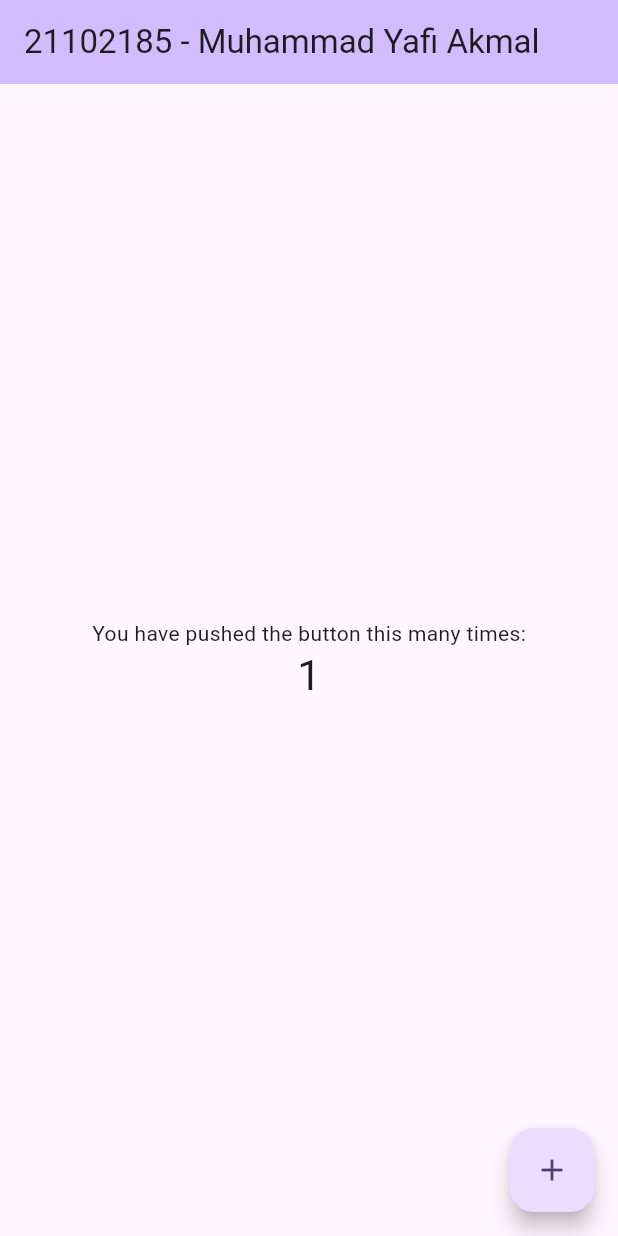
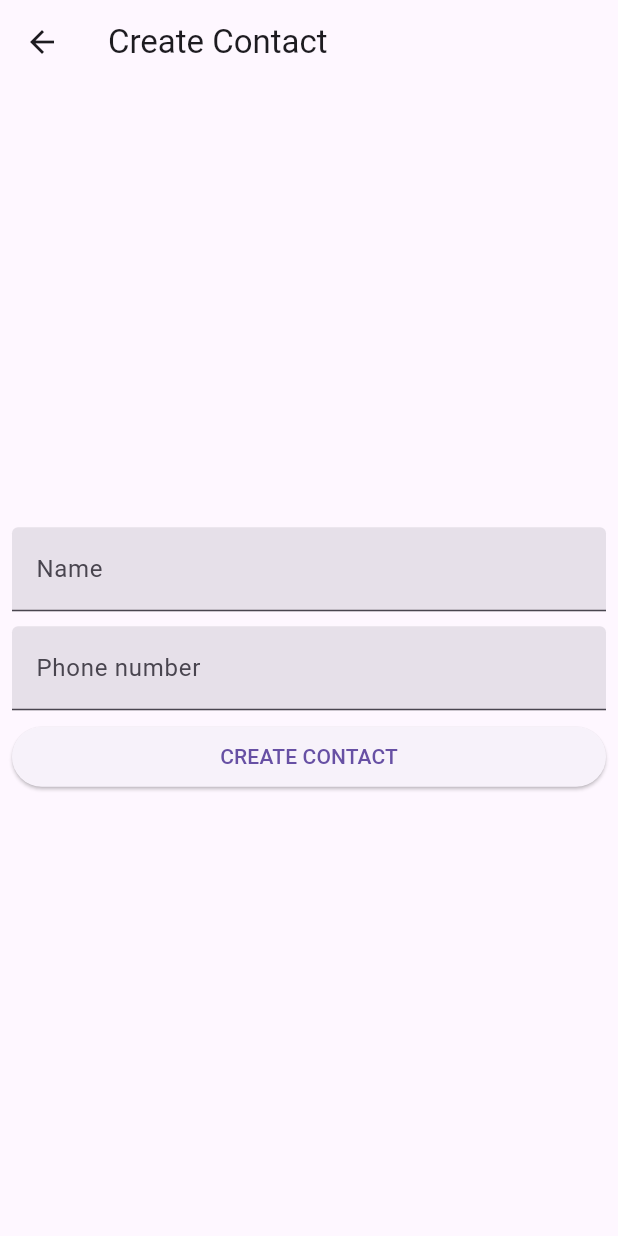
Before and after one commit to Yafiakmal/21102185_s1if-09-ti1_ppb2324-2, a Flutter app: the screen it shows after launch, after a tap on the "add" icon, on a phone screen of 412 x 824 dp. Run offline on Flutter 3.47's test engine with Material 3 defaults, Android fonts, the phone set to English and light mode, and no system bars; our stand-ins replace bloc, equatable, flutter_bloc.

Commit message:
menambahkan kodingan sesuai modul, kemudian melakukan build apk

```diff
--- /dev/null
+++ b/praktikum_1/lib/bloc/contact_cubit.dart
@@ -0,0 +1,35 @@
+import 'package:bloc/bloc.dart';
+import 'package:equatable/equatable.dart';
+import 'package:meta/meta.dart';
+import '../model/users.dart';
+part 'contact_state.dart';
+
+class ContactCubit extends Cubit<ContactState> {
+  ContactCubit() : super(ContactInitial());
+
+  List<User> user = [];
+
+  void addContact({
+    required String username,
+    required int number
+  }) {
+    emit(ContactInitial());
+    user.add(
+      User(name: username, number: number));
+      emit(ContactLoading());
+      Future.delayed(const Duration(seconds: 3),
+      () => emit(ContactLoaded(user: user)));
+    }
+
+  void removeUser({
+    required int index
+  }) {
+    emit(ContactInitial());
+    user.removeAt(index);
+    if (user.isEmpty) {
+      emit(ContactInitial());
+    } else {
+      emit(ContactLoaded(user: user));
+    }
+    }
+}
--- /dev/null
+++ b/praktikum_1/lib/bloc/contact_state.dart
@@ -0,0 +1,20 @@
+part of 'contact_cubit.dart';
+
+
+@immutable
+abstract class ContactState extends Equatable{
+  const ContactState();
+  @override
+  List<User> get props => [];
+}
+
+class ContactInitial extends ContactState {}
+class ContactLoading extends ContactState {}
+class ContactLoaded extends ContactState {
+  final List<User> user;
+  const ContactLoaded({required this.user});
+
+  @override
+  List<User> get props => user;
+}
+class ContactFailed extends ContactState {}
--- a/praktikum_1/lib/main.dart
+++ b/praktikum_1/lib/main.dart
@@ -1,125 +1,35 @@
 import 'package:flutter/material.dart';
+import 'package:bloc/bloc.dart';
+import 'package:equatable/equatable.dart';
+import 'package:flutter_bloc/flutter_bloc.dart';
+import 'package:praktikum_1/bloc/contact_cubit.dart';
+import 'package:praktikum_1/views/home_screen.dart';
 
 void main() {
   runApp(const MyApp());
 }
 
+
 class MyApp extends StatelessWidget {
-  const MyApp({super.key});
 
-  // This widget is the root of your application.
-  @override
-  Widget build(BuildContext context) {
-    return MaterialApp(
-      title: 'Flutter Demo',
-      theme: ThemeData(
-        // This is the theme of your application.
-        //
-        // TRY THIS: Try running your application with "flutter run". You'll see
-        // the application has a purple toolbar. Then, without quitting the app,
-        // try changing the seedColor in the colorScheme below to Colors.green
-        // and then invoke "hot reload" (save your changes or press the "hot
-        // reload" button in a Flutter-supported IDE, or press "r" if you used
-        // the command line to start the app).
-        //
-        // Notice that the counter didn't reset back to zero; the application
-        // state is not lost during the reload. To reset the state, use hot
-        // restart instead.
-        //
-        // This works for code too, not just values: Most code changes can be
-        // tested with just a hot reload.
-        colorScheme: ColorScheme.fromSeed(seedColor: Colors.deepPurple),
-        useMaterial3: true,
-      ),
-      home: const MyHomePage(title: '21102185 - Muhammad Yafi Akmal'),
-    );
-  }
-}
-
-class MyHomePage extends StatefulWidget {
-  const MyHomePage({super.key, required this.title});
-
-  // This widget is the home page of your application. It is stateful, meaning
-  // that it has a State object (defined below) that contains fields that affect
-  // how it looks.
-
-  // This class is the configuration for the state. It holds the values (in this
-  // case the title) provided by the parent (in this case the App widget) and
-  // used by the build method of the State. Fields in a Widget subclass are
-  // always marked "final".
-
-  final String title;
-
-  @override
-  State<MyHomePage> createState() => _MyHomePageState();
-}
-
-class _MyHomePageState extends State<MyHomePage> {
-  int _counter = 0;
-
-  void _incrementCounter() {
-    setState(() {
-      // This call to setState tells the Flutter framework that something has
-      // changed in this State, which causes it to rerun the build method below
-      // so that the display can reflect the updated values. If we changed
-      // _counter without calling setState(), then the build method would not be
-      // called again, and so nothing would appear to happen.
-      _counter++;
-    });
-  }
+  const MyApp({Key? key}) : super(key: key);
 
   @override
   Widget build(BuildContext context) {
-    // This method is rerun every time setState is called, for instance as done
-    // by the _incrementCounter method above.
-    //
-    // The Flutter framework has been optimized to make rerunning build methods
-    // fast, so that you can just rebuild anything that needs updating rather
-    // than having to individually change instances of widgets.
-    return Scaffold(
-      appBar: AppBar(
-        // TRY THIS: Try changing the color here to a specific color (to
-        // Colors.amber, perhaps?) and trigger a hot reload to see the AppBar
-        // change color while the other colors stay the same.
-        backgroundColor: Theme.of(context).colorScheme.inversePrimary,
-        // Here we take the value from the MyHomePage object that was created by
-        // the App.build method, and use it to set our appbar title.
-        title: Text(widget.title),
+
+    return MultiBlocProvider(
+
+      providers: [
+        BlocProvider(
+          create: (context) => ContactCubit(),
+        ),
+      ],
+      child: const MaterialApp(
+        home: HomeScreen(),
       ),
-      body: Center(
-        // Center is a layout widget. It takes a single child and positions it
-        // in the middle of the parent.
-        child: Column(
-          // Column is also a layout widget. It takes a list of children and
-          // arranges them vertically. By default, it sizes itself to fit its
-          // children horizontally, and tries to be as tall as its parent.
-          //
-          // Column has various properties to control how it sizes itself and
-          // how it positions its children. Here we use mainAxisAlignment to
-          // center the children vertically; the main axis here is the vertical
-          // axis because Columns are vertical (the cross axis would be
-          // horizontal).
-          //
-          // TRY THIS: Invoke "debug painting" (choose the "Toggle Debug Paint"
-          // action in the IDE, or press "p" in the console), to see the
-          // wireframe for each widget.
-          mainAxisAlignment: MainAxisAlignment.center,
-          children: <Widget>[
-            const Text(
-              'You have pushed the button this many times:',
-            ),
-            Text(
-              '$_counter',
-              style: Theme.of(context).textTheme.headlineMedium,
-            ),
-          ],
-        ),
-      ),
-      floatingActionButton: FloatingActionButton(
-        onPressed: _incrementCounter,
-        tooltip: 'Increment',
-        child: const Icon(Icons.add),
-      ), // This trailing comma makes auto-formatting nicer for build methods.
+
     );
+
   }
+
 }
--- /dev/null
+++ b/praktikum_1/lib/model/users.dart
@@ -0,0 +1,8 @@
+class User {
+  String name;
+  int number;
+  User({
+    required this.name,
+    required this.number,
+  });
+}
--- /dev/null
+++ b/praktikum_1/lib/views/add_contact_screen.dart
@@ -0,0 +1,101 @@
+import 'package:flutter/material.dart';
+import 'package:flutter_bloc/flutter_bloc.dart';
+import '../bloc/contact_cubit.dart';
+import 'home_screen.dart';
+
+class AddContactScreen extends StatefulWidget {
+  const AddContactScreen({Key? key}) : super(key: key);
+
+  @override
+  State<AddContactScreen> createState() => _AddContactScreenState();
+}
+
+class _AddContactScreenState extends State<AddContactScreen> {
+  final _formKey = GlobalKey<FormState>();
+  TextEditingController username = TextEditingController();
+  TextEditingController phoneNumber = TextEditingController();
+
+  @override
+  void dispose() {
+    username.dispose();
+    phoneNumber.dispose();
+    super.dispose();
+  }
+
+  @override
+  Widget build(BuildContext context) {
+    return Scaffold(
+      appBar: AppBar(
+        title: const Text('Create Contact'),
+      ),
+      body: Padding(
+        padding: const EdgeInsets.all(8.0),
+        child: BlocBuilder<ContactCubit, ContactState>(
+          builder: (context, state) {
+            return Form(
+              key: _formKey,
+              child: Column(
+                mainAxisAlignment: MainAxisAlignment.center,
+                children: [
+                  TextFormField(
+                    controller: username,
+                    decoration: const InputDecoration(
+                        filled: true, hintText: 'Name', labelText: 'Name'),
+                    validator: (value) {
+                      if (value == null || value.isEmpty) {
+                        return 'Add Name Properly';
+                      }
+                      return null;
+                    },
+                  ),
+                  const SizedBox(
+                    height: 10.0,
+                  ),
+                  TextFormField(
+                    controller: phoneNumber,
+                    keyboardType: TextInputType.number,
+                    decoration: const InputDecoration(
+                        filled: true,
+                        hintText: 'Phone number',
+                        labelText: 'Phone number'),
+                    validator: (value) {
+                      if (value == null || value.isEmpty) {
+                        return 'Add Phone Number Properly';
+                      }
+                      return null;
+                    },
+                  ),
+                  const SizedBox(
+                    height: 7.0,
+                  ),
+                  SizedBox(
+                    width: double.infinity,
+                    child: ElevatedButton(
+                      onPressed: () {
+                        if (_formKey.currentState!.validate()) {
+                          context.read<ContactCubit>().addContact(
+                                username: username.text,
+                                number: int.parse(phoneNumber.text),
+                              );
+                          ScaffoldMessenger.of(context).showSnackBar(
+                            const SnackBar(content: Text('Added Contact')),
+                          );
+                          Navigator.pushAndRemoveUntil(
+                              context,
+                              MaterialPageRoute(
+                                  builder: (context) => const HomeScreen()),
+                              (route) => false);
+                        }
+                      },
+                      child: const Text('CREATE CONTACT'),
+                    ),
+                  ),
+                ],
+              ),
+            );
+          },
+        ),
+      ),
+    );
+  }
+}
--- /dev/null
+++ b/praktikum_1/lib/views/home_screen.dart
@@ -0,0 +1,23 @@
+import 'package:flutter/material.dart';
+import 'package:praktikum_1/views/add_contact_screen.dart';
+
+class HomeScreen extends StatelessWidget {
+  const HomeScreen({Key? key}) : super(key: key);
+
+  @override Widget build(BuildContext context) {
+    return Scaffold(
+      appBar: AppBar(
+        title: const Text('Home'),
+      ),
+      floatingActionButton: FloatingActionButton(
+        onPressed:(){
+           Navigator.push(
+            context,
+            MaterialPageRoute(
+              builder: (context) => const AddContactScreen()));
+        },
+        child: const Icon(Icons.add),
+      ),
+    );
+  }
+}
--- a/praktikum_1/pubspec.yaml
+++ b/praktikum_1/pubspec.yaml
@@ -35,6 +35,8 @@ dependencies:
   # The following adds the Cupertino Icons font to your application.
   # Use with the CupertinoIcons class for iOS style icons.
   cupertino_icons: ^1.0.6
+  flutter_bloc: ^8.1.2
+  equatable: ^2.0.5
 
 dev_dependencies:
   flutter_test:
```
Also changed, not shown: praktikum_1/pubspec.lock.
